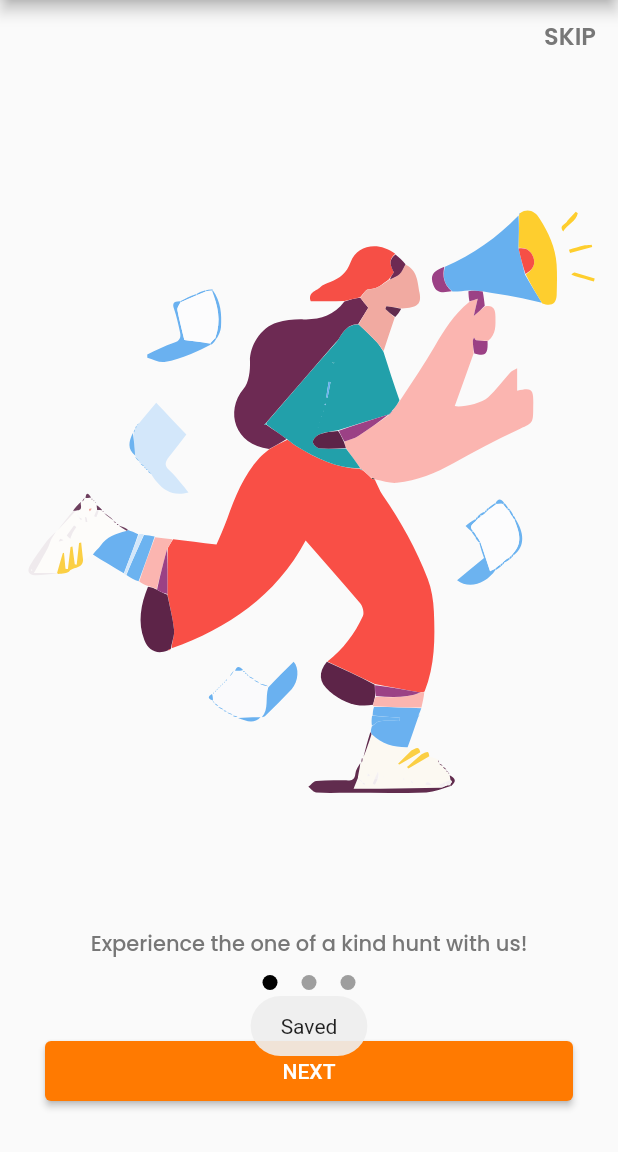
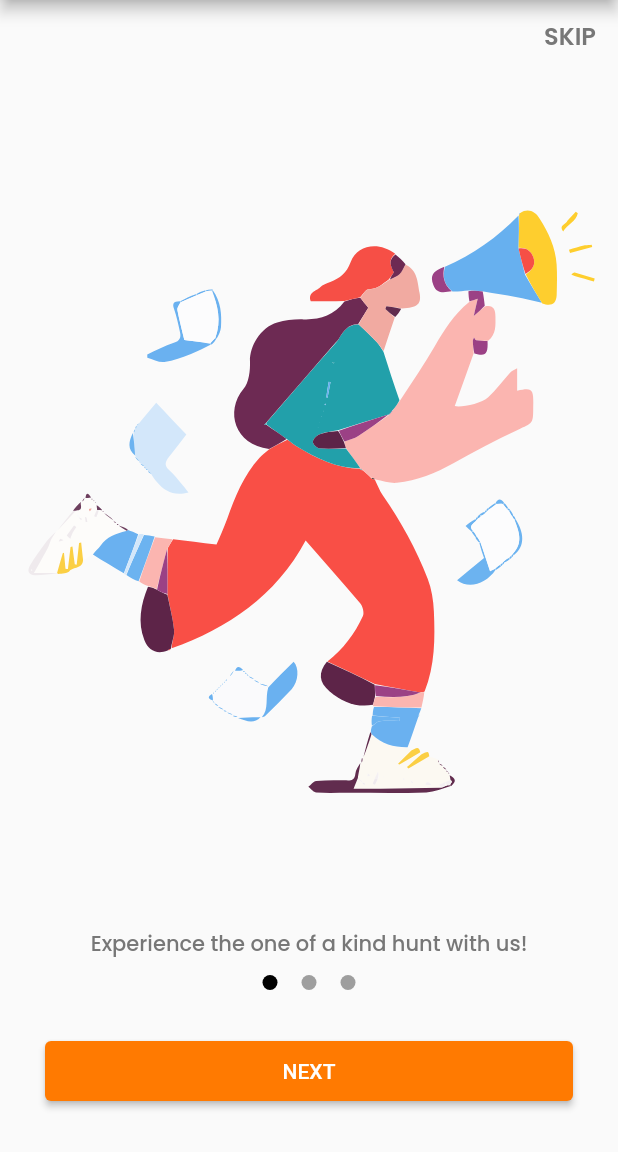
Before and after one commit to ACM-VIT/Cryptic-Hunt-App-23, a Flutter app: the screen it shows after launch, after a tap on "Login", on a phone screen of 412 x 824 dp, the part 84-1236 px from its top. Run offline on Flutter 3.47's test engine with Material 2 defaults, Android fonts, the phone set to English and light mode, and no system bars; drawn by our look-alikes of smooth_page_indicator; our stand-ins replace flutter_svg, shared_preferences; missing offline and left inert: qr_code_scanner; Roboto replaces fonts that are missing (Poppins-SemiBold).

Commit message:
Refactor: Removed Toast statements and removed fluttertoast dependencies

```diff
--- a/lib/screens/login.dart
+++ b/lib/screens/login.dart
@@ -1,5 +1,4 @@
 import 'package:flutter/material.dart';
-import 'package:fluttertoast/fluttertoast.dart';
 import 'package:shared_preferences/shared_preferences.dart';
 
 import 'onBoarding.dart';
@@ -44,6 +43,5 @@ class LoginPage extends StatelessWidget {
   void writeInSharedPreference() async {
     SharedPreferences sharedPreferences = await SharedPreferences.getInstance();
     sharedPreferences.setBool("Logged_In", true);
-    Fluttertoast.showToast(msg: "Saved");
   }
 }
--- a/pubspec.yaml
+++ b/pubspec.yaml
@@ -41,7 +41,6 @@ dependencies:
   introduction_screen: ^3.0.2
   smooth_page_indicator: ^1.0.0+2
   shared_preferences: ^2.0.15
-  fluttertoast: ^8.0.9
 
 dev_dependencies:
   flutter_test:
```
Also changed, not shown: lib/screens/onBoarding.dart (line endings or trailing spaces), pubspec.lock.
